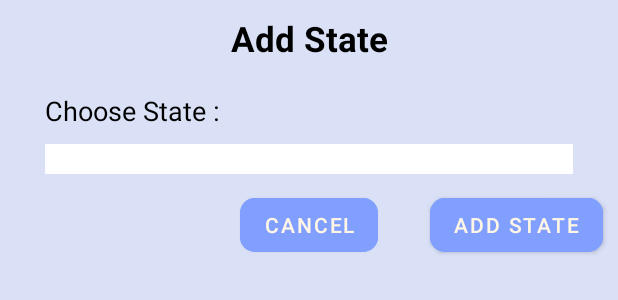
After one commit to Joeytan0521/weather, an Android app: the layout alert_dialog_add_states.xml on its own in the app's theme, with its tools: preview values and no code run, on a phone screen of 412 x 824 dp. The commit adds this screen. Shown: the top 300 px of the screen. Run offline under Robolectric (Android 15) with nearby library versions, the phone set to English and light mode, and no system bars.

Commit message:
done sorting, searchView, alertDialog

```diff
--- a/app/src/main/AndroidManifest.xml
+++ b/app/src/main/AndroidManifest.xml
@@ -22,6 +22,8 @@
             </intent-filter>
         </activity>
 
+        <activity android:name=".StateDetailActivity"></activity>
+
     </application>
 
 </manifest>
--- a/app/src/main/java/com/example/weather/ChildAdapter.java
+++ b/app/src/main/java/com/example/weather/ChildAdapter.java
@@ -24,14 +24,15 @@ public class ChildAdapter extends RecyclerView.Adapter<ChildAdapter.ViewHolder>{
     @NonNull
     @Override
     public ChildAdapter.ViewHolder onCreateViewHolder(@NonNull ViewGroup parent, int viewType) {
-        View view = LayoutInflater.from(context).inflate((R.layout.recyclerview_child_layout), null, false);
+        View view = LayoutInflater.from(parent.getContext()).inflate((R.layout.recyclerview_child_layout), parent, false);
         return new ViewHolder(view);
     }
 
     @Override
     public void onBindViewHolder(@NonNull ChildAdapter.ViewHolder holder, int position) {
-        holder.tv.setText(childModelClassList.get(position).period);
+        holder.tv.setText("Temperature: " + childModelClassList.get(position).getValue());
     }
+
 
     @Override
     public int getItemCount() {
--- a/app/src/main/java/com/example/weather/WeatherData.java
+++ b/app/src/main/java/com/example/weather/WeatherData.java
@@ -12,6 +12,10 @@ public class WeatherData {
         this.state = state;
         this.date = formatDateTime(date);
         this.temp = temp;
+    }
+
+    public WeatherData(String state) {
+        this.state = state;
     }
 
     public String getState() {
--- a/app/src/main/res/layout/alert_dialog.xml
+++ /dev/null
@@ -1,6 +0,0 @@
-<?xml version="1.0" encoding="utf-8"?>
-<androidx.constraintlayout.widget.ConstraintLayout xmlns:android="http://schemas.android.com/apk/res/android"
-    android:layout_width="match_parent"
-    android:layout_height="match_parent">
-
-</androidx.constraintlayout.widget.ConstraintLayout>
--- /dev/null
+++ b/app/src/main/res/layout/alert_dialog_add_states.xml
@@ -0,0 +1,79 @@
+<?xml version="1.0" encoding="utf-8"?>
+<androidx.constraintlayout.widget.ConstraintLayout xmlns:android="http://schemas.android.com/apk/res/android"
+    android:layout_width="match_parent"
+    android:layout_height="match_parent"
+    xmlns:app="http://schemas.android.com/apk/res-auto"
+    android:background="#dae1f7">
+
+    <TextView
+        android:id="@+id/addState"
+        android:layout_width="match_parent"
+        android:layout_height="wrap_content"
+        android:gravity="center"
+        android:text="Add State"
+        app:layout_constraintStart_toStartOf="parent"
+        app:layout_constraintEnd_toEndOf="parent"
+        app:layout_constraintTop_toTopOf="parent"
+        android:textStyle="bold"
+        android:textSize="23dp"
+        android:padding="10dp"
+        android:textColor="@color/black"/>
+
+    <TextView
+        android:id="@+id/chooseState"
+        android:layout_width="match_parent"
+        android:layout_height="wrap_content"
+        app:layout_constraintTop_toBottomOf="@id/addState"
+        app:layout_constraintStart_toStartOf="@id/addState"
+        app:layout_constraintEnd_toEndOf="@id/addState"
+        android:text="Choose State :"
+        android:padding="10dp"
+        android:textSize="18dp"
+        android:textColor="@color/black"
+        android:paddingStart="30dp"/>
+
+    <Spinner
+        android:id="@+id/chooseStateSpinner"
+        android:layout_width="match_parent"
+        android:layout_height="wrap_content"
+        android:spinnerMode="dropdown"
+        app:layout_constraintTop_toBottomOf="@id/chooseState"
+        app:layout_constraintStart_toStartOf="@id/addState"
+        app:layout_constraintEnd_toEndOf="@id/addState"
+        android:padding="10dp"
+        android:paddingStart="10dp"
+        android:background="@color/white"
+        android:layout_marginStart="30dp"
+        android:layout_marginEnd="30dp"/>
+
+    <com.google.android.material.button.MaterialButton
+        android:id="@+id/cancelAddState"
+        android:layout_width="wrap_content"
+        android:layout_height="wrap_content"
+        app:layout_constraintTop_toBottomOf="@id/chooseStateSpinner"
+        app:layout_constraintStart_toStartOf="parent"
+        app:layout_constraintEnd_toEndOf="parent"
+        app:layout_constraintRight_toLeftOf="@id/confirmAddState"
+        android:text="Cancel"
+        android:backgroundTint="#809fff"
+        android:textColor="#FFF6E5"
+        app:cornerRadius="10dp"
+        android:layout_marginTop="10dp" />
+
+    <com.google.android.material.button.MaterialButton
+        android:id="@+id/confirmAddState"
+        android:layout_width="wrap_content"
+        android:layout_height="wrap_content"
+        app:layout_constraintTop_toBottomOf="@id/chooseStateSpinner"
+        app:layout_constraintEnd_toEndOf="parent"
+        app:layout_constraintLeft_toRightOf="@id/cancelAddState"
+        android:text="Add State"
+        android:layout_marginEnd="10dp"
+        android:layout_marginLeft="20dp"
+        android:backgroundTint="#809fff"
+        android:textColor="#FFF6E5"
+        app:cornerRadius="10dp"
+        android:layout_marginTop="10dp" />
+
+
+</androidx.constraintlayout.widget.ConstraintLayout>
```
Also changed, not shown: app/src/main/java/com/example/weather/ChildModelClass.java (+7 -3 lines), app/src/main/java/com/example/weather/MainActivity.java (+150 -44 lines), app/src/main/java/com/example/weather/ParentAdapter.java (+6 -5 lines), app/src/main/java/com/example/weather/ParentModelClass.java (+7 -4 lines), app/src/main/java/com/example/weather/StateCardViewAdapter.java (+9 -7 lines), app/src/main/java/com/example/weather/StateDetailActivity.java (added, +149 -0 lines), app/src/main/res/layout/main_layout.xml (+4 -3 lines), app/src/main/res/layout/main_layout_state_cardview.xml (+6 -27 lines), app/src/main/res/layout/recyclerview_child_layout.xml (+15 -14 lines), app/src/main/res/layout/recyclerview_parent_layout.xml (+6 -5 lines), app/src/main/res/layout/state_detail_layout.xml (added, +51 -0 lines), app/src/main/res/layout/state_weather_info_layout.xml (deleted, +0 -12 lines).
